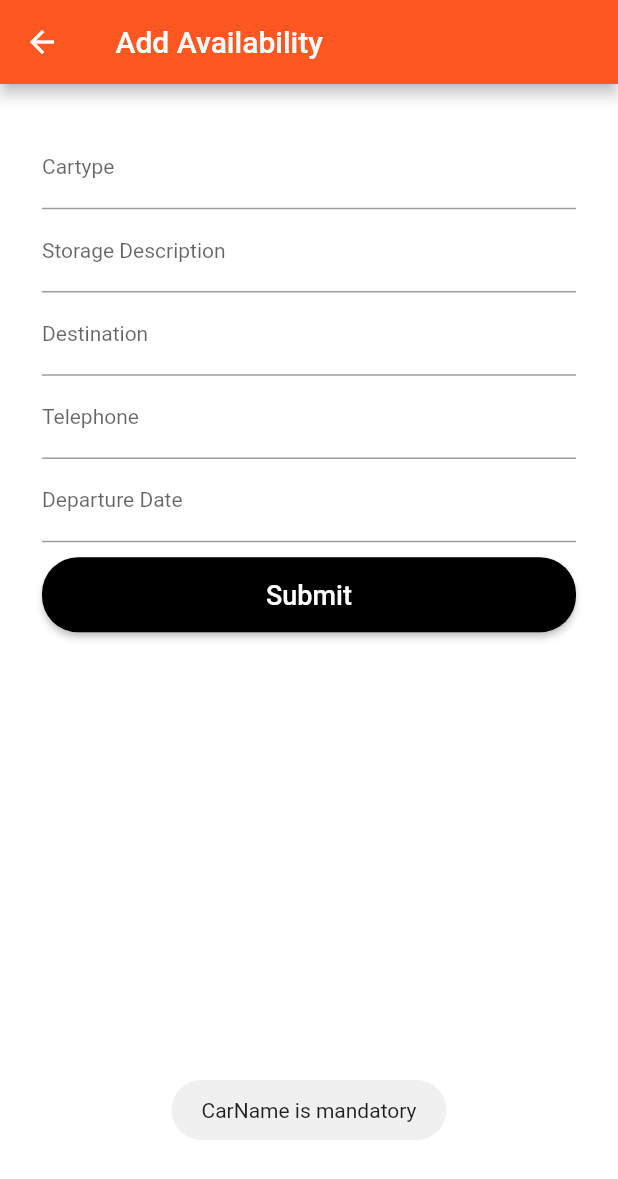
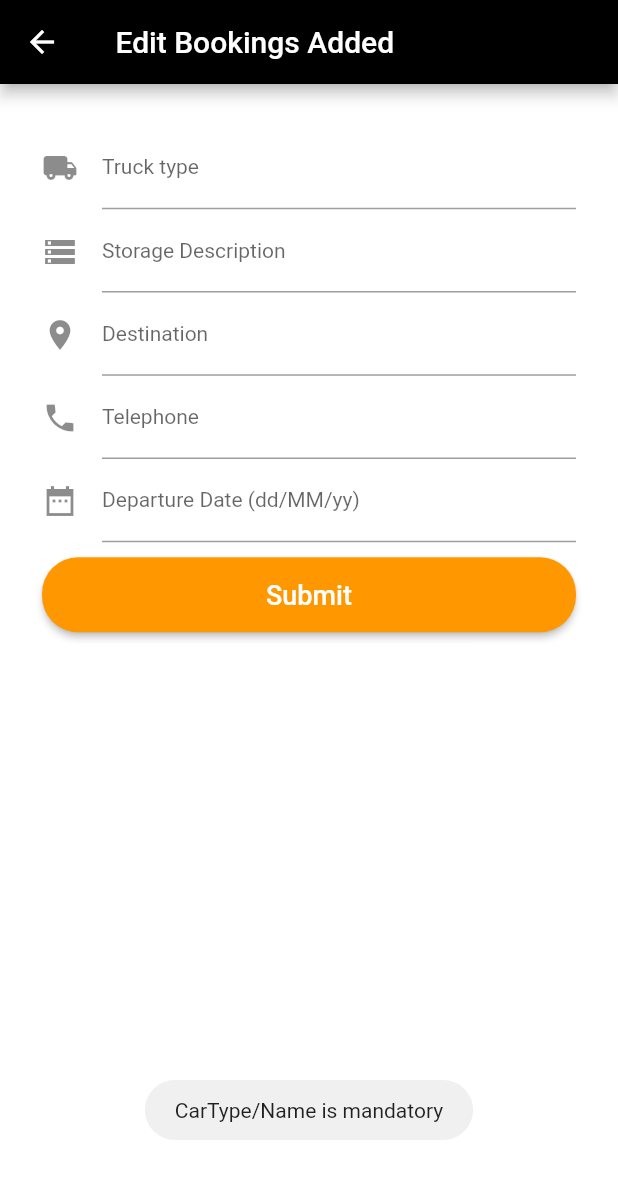
Before and after one commit to Michaelngelot/driver_app, a Flutter app: the BookingScreen screen opened by its route, after a tap on "Submit", on a phone screen of 412 x 824 dp. Shown: the top 1179 px of the screen. Run offline on Flutter 3.47's test engine with Material 2 defaults, Android fonts, the phone set to English and light mode, and no system bars; our stand-ins replace animated_splash_screen, firebase_auth, firebase_core, firebase_database, fluttertoast, google_fonts; accounts and stored records are empty; Roboto replaces fonts that are missing (Brand Bold).

Commit message:
13th September commit

```diff
--- a/lib/AllScreens/bookingScreen.dart
+++ b/lib/AllScreens/bookingScreen.dart
@@ -1,30 +1,52 @@
 import 'package:firebase_auth/firebase_auth.dart';
 import 'package:flutter/material.dart';
-import 'package:driver_app/AllScreens/loginScreen.dart';
-import 'package:driver_app/AllScreens/mainscreen.dart';
 import 'package:firebase_database/firebase_database.dart';
 import 'package:fluttertoast/fluttertoast.dart';
+import 'package:intl/intl.dart';
 
-class BookingScreen extends StatelessWidget {
-  //const BookingScreen({Key? key}) : super(key: key);
+class BookingScreen extends StatefulWidget {
   static const String idScreen = "bookingscreen";
+
+  @override
+  _BookingScreenState createState() => _BookingScreenState();
+}
+
+class _BookingScreenState extends State<BookingScreen> {
 
   String uid = FirebaseAuth.instance.currentUser!.uid;
 
   DatabaseReference DBRef = FirebaseDatabase.instance.reference().child('drivers/Forms');
 
   TextEditingController carTextEditingController = TextEditingController();
+
   TextEditingController storageTextEditingController = TextEditingController();
+
   TextEditingController destinationTextEditingController = TextEditingController();
+
   TextEditingController phoneTextEditingController = TextEditingController();
+
   TextEditingController dateTextEditingController = TextEditingController();
+
+  DateTime _dateTime= DateTime.now();
+  _selectedTodoDate(BuildContext context)async{
+    var _pickedDate = await showDatePicker(context: context,
+        initialDate: DateTime.now(),
+        firstDate: DateTime(2021),
+        lastDate: DateTime(2025));
+    if (_pickedDate!=null){
+      setState(() {
+        _dateTime=_pickedDate;
+        dateTextEditingController.text=DateFormat('dd-MM-yyyy').format(_pickedDate);
+      });
+    }
+  }
 
   @override
   Widget build(BuildContext context) {
     return Scaffold(
       appBar: AppBar(
-        title: Text(" Add Availability"),
-        backgroundColor: Colors.deepOrange,
+        title: Text(" Edit Bookings Added"),
+        backgroundColor: Colors.black,
       ),
       backgroundColor: Colors.white,
       body: SingleChildScrollView(
@@ -34,14 +56,15 @@ class BookingScreen extends StatelessWidget {
             children: [
               Padding(padding: EdgeInsets.all(20.0),
                 child: Column(
-                  children: [
+                  children:<Widget> [
+                    SizedBox(height: 1.0,),
 
-                    SizedBox(height: 1.0,),
                     TextField(
                       controller: carTextEditingController,
-                      keyboardType: TextInputType.name,
+                      keyboardType: TextInputType.text,
                       decoration: InputDecoration(
-                        labelText: "Cartype",
+                        icon: Icon(Icons.local_shipping_rounded ),
+                        labelText: "Truck type",
                         labelStyle: TextStyle(
                           fontSize: 14.0,
                         ),
@@ -53,12 +76,13 @@ class BookingScreen extends StatelessWidget {
                       ),
                       style: TextStyle(fontSize: 14.0),
                     ),
+                    SizedBox(height: 1.0),
 
-                    SizedBox(height: 1.0),
                     TextField(
                       controller: storageTextEditingController,
                       keyboardType: TextInputType.text,
                       decoration: InputDecoration(
+                        icon: Icon(Icons.storage),
                         labelText: "Storage Description",
                         labelStyle: TextStyle(
                           fontSize: 14.0,
@@ -76,6 +100,7 @@ class BookingScreen extends StatelessWidget {
                       controller: destinationTextEditingController,
                       keyboardType: TextInputType.text,
                       decoration: InputDecoration(
+                        icon: Icon(Icons.location_on_sharp),
                         labelText: "Destination",
                         labelStyle: TextStyle(
                           fontSize: 14.0,
@@ -93,6 +118,7 @@ class BookingScreen extends StatelessWidget {
                       controller: phoneTextEditingController,
                       keyboardType: TextInputType.phone,
                       decoration: InputDecoration(
+                        icon: Icon(Icons.phone_sharp),
                         labelText: "Telephone",
                         labelStyle: TextStyle(
                           fontSize: 14.0,
@@ -107,11 +133,14 @@ class BookingScreen extends StatelessWidget {
                     ),
 
                     SizedBox(height: 1.0),
-                    TextFormField(
+                    TextField(
                       controller: dateTextEditingController,
-                      keyboardType: TextInputType.datetime,
+                      onTap: (){
+                        _selectedTodoDate(context);
+                      },
                       decoration: InputDecoration(
-                        labelText: "Departure Date",
+                        icon: Icon(Icons.date_range_sharp),
+                        labelText: "Departure Date (dd/MM/yy)",
                         labelStyle: TextStyle(
                           fontSize: 14.0,
                         ),
@@ -126,7 +155,7 @@ class BookingScreen extends StatelessWidget {
 
                     SizedBox(height: 10.0),
                     RaisedButton(
-                        color: Colors.black,
+                        color: Colors.orange,
                         textColor: Colors.white,
                         child: Container(
                           height: 50.0,
@@ -142,13 +171,15 @@ class BookingScreen extends StatelessWidget {
                         shape: new RoundedRectangleBorder(
                           borderRadius: new BorderRadius.circular(24.0),
                         ),
+
                         onPressed: () {
+
                           if (carTextEditingController.text.isEmpty) {
                             displayToastMessage(
-                                "CarName is mandatory", context);
+                                "CarType/Name is mandatory", context);
                           }
                           else if (storageTextEditingController.text.isEmpty) {
-                            displayToastMessage("storage is mandatory",
+                            displayToastMessage("Storage/Space Available is mandatory",
                                 context);
                           }
                           else if (phoneTextEditingController.text.isEmpty) {
@@ -176,19 +207,19 @@ class BookingScreen extends StatelessWidget {
     );
   }
 
+  void registerNewForm(BuildContext context) {
 
-  void registerNewForm(BuildContext context) {
-    //save user info into db
    Map<String, String> driver ={
-      "Cartype": carTextEditingController.text.trim(),
+      "car": carTextEditingController.text.trim(),
       "storage": storageTextEditingController.text.trim(),
       "phone": '+233'+ phoneTextEditingController.text.trim(),
-      "destination": destinationTextEditingController.text.trim(),
-      "depatrtureTime": dateTextEditingController.text.trim(),
+      "finalDestination": destinationTextEditingController.text.trim(),
+      "departureTime": dateTextEditingController.text.trim(),
     };
+
    DBRef.child(uid.toString()).push().set(driver);
     displayToastMessage("Congratulations, your details have been submitted successfully", context);
-    Navigator.pushNamedAndRemoveUntil(context, MainScreen.idScreen, (route) => false);
+    Navigator.pop(context);
   }
 
   displayToastMessage(String message, BuildContext context)
--- a/pubspec.yaml
+++ b/pubspec.yaml
@@ -23,7 +23,7 @@ environment:
 dependencies:
   flutter:
     sdk: flutter
-
+  animated_splash_screen:
 
   # The following adds the Cupertino Icons font to your application.
   # Use with the CupertinoIcons class for iOS style icons.
@@ -32,6 +32,10 @@ dependencies:
   firebase_auth: ^3.0.2
   firebase_database: ^7.2.0
   fluttertoast: ^8.0.8
+  google_fonts: ^2.0.0
+  intl: ^0.17.0
+
+
 
 dev_dependencies:
   flutter_test:
```
Also changed, not shown: lib/AllScreens/SplashScreen.dart (added, +29 -0 lines), lib/AllScreens/availablebookingsScreen.dart (added, +197 -0 lines), lib/AllScreens/loginScreen.dart (+11 -4 lines), lib/AllScreens/mainscreen.dart (+33 -14 lines), lib/AllScreens/registerationScreen.dart (+12 -3 lines), lib/main.dart (+6 -1 lines), pubspec.lock.
